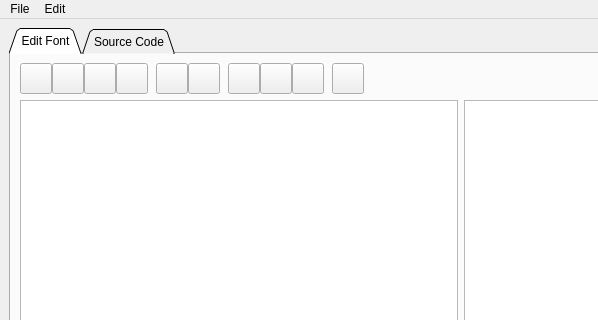
Old version of the form app/src/mainwindow.ui in the repository ayoy/fontedit; both pictures show x 0 to 598 and y 0 to 320 of the 724 by 619 pixel window.
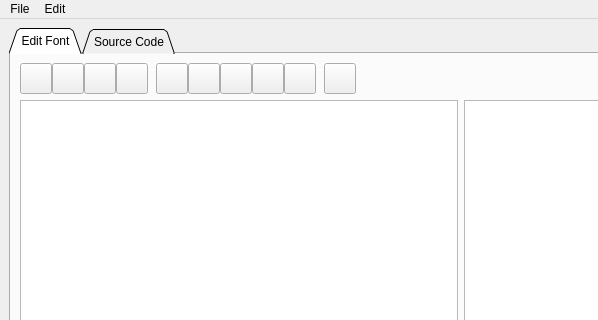
New version of the form. Icons and pictures are not drawn. Custom widgets are drawn as their Qt base class.

Commit message: Hide Copy and Paste actions

The edit to the form file:
```diff
--- a/app/src/mainwindow.ui
+++ b/app/src/mainwindow.ui
@@ -115,22 +115,6 @@
             </property>
            </widget>
           </item>
-          <item>
-           <spacer name="horizontalSpacer_2">
-            <property name="orientation">
-             <enum>Qt::Horizontal</enum>
-            </property>
-            <property name="sizeType">
-             <enum>QSizePolicy::Fixed</enum>
-            </property>
-            <property name="sizeHint" stdset="0">
-             <size>
-              <width>8</width>
-              <height>20</height>
-             </size>
-            </property>
-           </spacer>
-          </item>
           <item>
            <widget class="QToolButton" name="undoButton">
             <property name="iconSize">
```
The commit also changes 1 other file.
